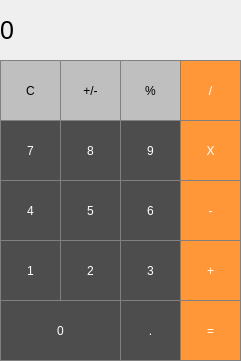
Above: mainwindow.ui from FatihaBeqirovski/QT-Calculator before the change. Below: the same form after it.
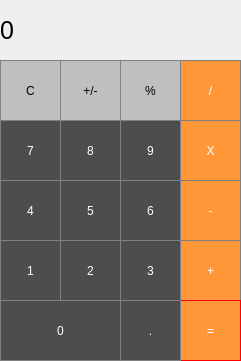
That is the form after the change.

```diff
--- a/mainwindow.ui
+++ b/mainwindow.ui
@@ -475,7 +475,7 @@
      <string notr="true">QPushButton {
   background-color: rgb(255, 151, 57);
   color: white; 
-  border: 1px solid gray;
+  border: 1px solid red;
 }
 
 QPushButton:pressed {
```
